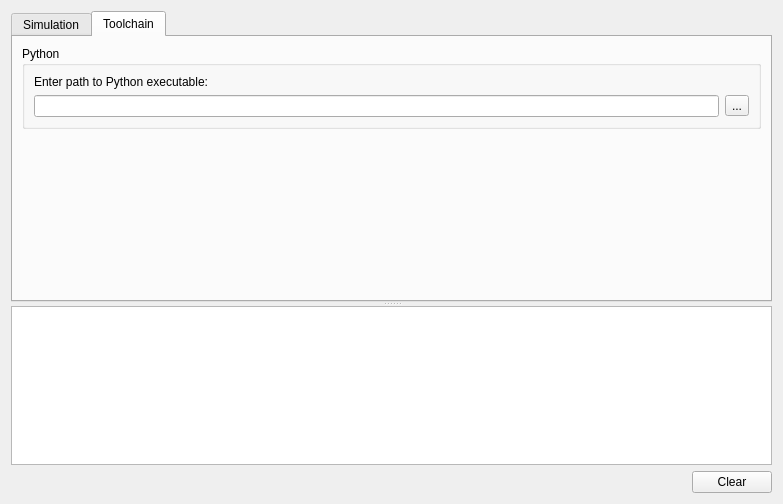
Before: the Qt Designer form dpss/src/simu/graph_om/CGraphSimulatorDialog.ui in ArsMasiuk/DPSE, drawn with Qt 5.
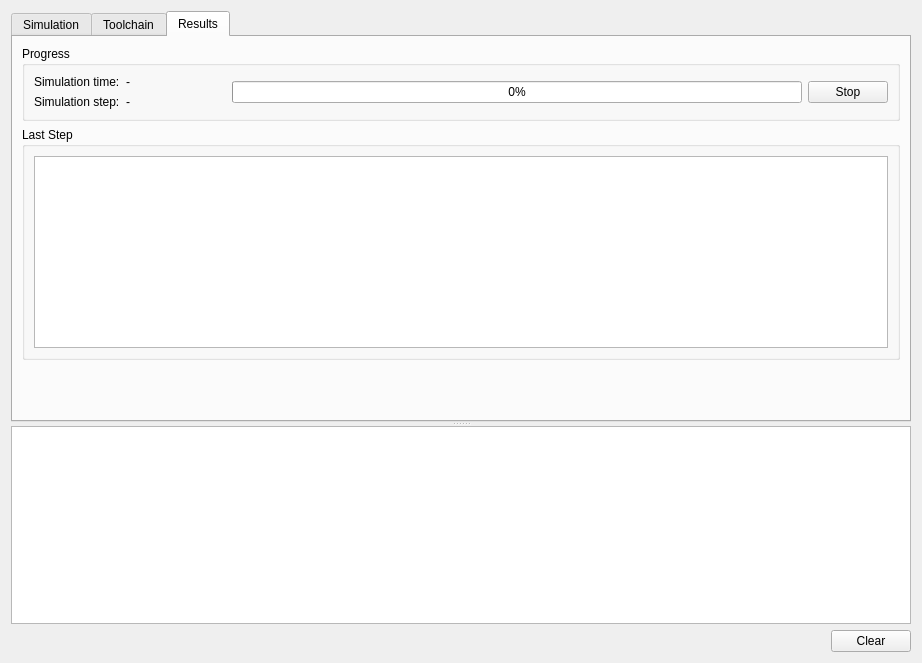
After: the same form once the commit is applied.

Commit message: graph simulator

```diff
--- a/dpss/src/simu/graph_om/CGraphSimulatorDialog.ui
+++ b/dpss/src/simu/graph_om/CGraphSimulatorDialog.ui
@@ -6,8 +6,8 @@
    <rect>
     <x>0</x>
     <y>0</y>
-    <width>783</width>
-    <height>504</height>
+    <width>922</width>
+    <height>663</height>
    </rect>
   </property>
   <property name="windowTitle">
@@ -21,7 +21,7 @@
      </property>
      <widget class="QTabWidget" name="Tabs">
       <property name="currentIndex">
-       <number>1</number>
+       <number>2</number>
       </property>
       <widget class="QWidget" name="tabSimu">
        <attribute name="title">
@@ -80,36 +80,6 @@
         <string>Toolchain</string>
        </attribute>
        <layout class="QVBoxLayout" name="verticalLayout_5">
-        <item>
-         <widget class="QGroupBox" name="groupBox_3">
-          <property name="title">
-           <string>Python</string>
-          </property>
-          <layout class="QVBoxLayout" name="verticalLayout_4">
-           <item>
-            <widget class="QLabel" name="label">
-             <property name="text">
-              <string>Enter path to Python executable:</string>
-             </property>
-            </widget>
-           </item>
-           <item>
-            <layout class="QHBoxLayout" name="horizontalLayout_3">
-             <item>
-              <widget class="QLineEdit" name="lePythonPath"/>
-             </item>
-             <item>
-              <widget class="QToolButton" name="tbPythonPath">
-               <property name="text">
-                <string>...</string>
-               </property>
-              </widget>
-             </item>
-            </layout>
-           </item>
-          </layout>
-         </widget>
-        </item>
         <item>
          <spacer name="verticalSpacer">
           <property name="orientation">
@@ -125,6 +95,111 @@
         </item>
        </layout>
       </widget>
+      <widget class="QWidget" name="tabResults">
+       <attribute name="title">
+        <string>Results</string>
+       </attribute>
+       <layout class="QVBoxLayout" name="verticalLayout_4">
+        <item>
+         <widget class="QGroupBox" name="groupBox_3">
+          <property name="title">
+           <string>Progress</string>
+          </property>
+          <layout class="QVBoxLayout" name="verticalLayout_6">
+           <item>
+            <layout class="QGridLayout" name="gridLayout">
+             <item row="0" column="0">
+              <widget class="QLabel" name="label">
+               <property name="text">
+                <string>Simulation time:</string>
+               </property>
+              </widget>
+             </item>
+             <item row="0" column="1">
+              <widget class="QLabel" name="SimuTimeLabel">
+               <property name="minimumSize">
+                <size>
+                 <width>100</width>
+                 <height>0</height>
+                </size>
+               </property>
+               <property name="text">
+                <string>-</string>
+               </property>
+              </widget>
+             </item>
+             <item row="0" column="2" rowspan="2">
+              <widget class="QProgressBar" name="ProgressBar">
+               <property name="value">
+                <number>0</number>
+               </property>
+              </widget>
+             </item>
+             <item row="0" column="3" rowspan="2">
+              <widget class="QPushButton" name="Stop">
+               <property name="text">
+                <string>Stop</string>
+               </property>
+              </widget>
+             </item>
+             <item row="1" column="0">
+              <widget class="QLabel" name="label_2">
+               <property name="text">
+                <string>Simulation step:</string>
+               </property>
+              </widget>
+             </item>
+             <item row="1" column="1">
+              <widget class="QLabel" name="SimuStepLabel">
+               <property name="minimumSize">
+                <size>
+                 <width>100</width>
+                 <height>0</height>
+                </size>
+               </property>
+               <property name="text">
+                <string>-</string>
+               </property>
+              </widget>
+             </item>
+            </layout>
+           </item>
+          </layout>
+         </widget>
+        </item>
+        <item>
+         <widget class="QGroupBox" name="groupBox_4">
+          <property name="minimumSize">
+           <size>
+            <width>0</width>
+            <height>100</height>
+           </size>
+          </property>
+          <property name="title">
+           <string>Last Step</string>
+          </property>
+          <layout class="QVBoxLayout" name="verticalLayout_7">
+           <item>
+            <widget class="QTableWidget" name="StepTable"/>
+           </item>
+          </layout>
+         </widget>
+        </item>
+        <item>
+         <spacer name="verticalSpacer_2">
+          <property name="orientation">
+           <enum>Qt::Vertical</enum>
+          </property>
+          <property name="sizeHint" stdset="0">
+           <size>
+            <width>20</width>
+            <height>38</height>
+           </size>
+          </property>
+         </spacer>
+        </item>
+       </layout>
+      </widget>
      </widget>
      <widget class="QTextBrowser" name="Console"/>
     </widget>
```
Left out of the diff: 6 changed lines with no effect on the pictures. The commit also changes 22 other files.
